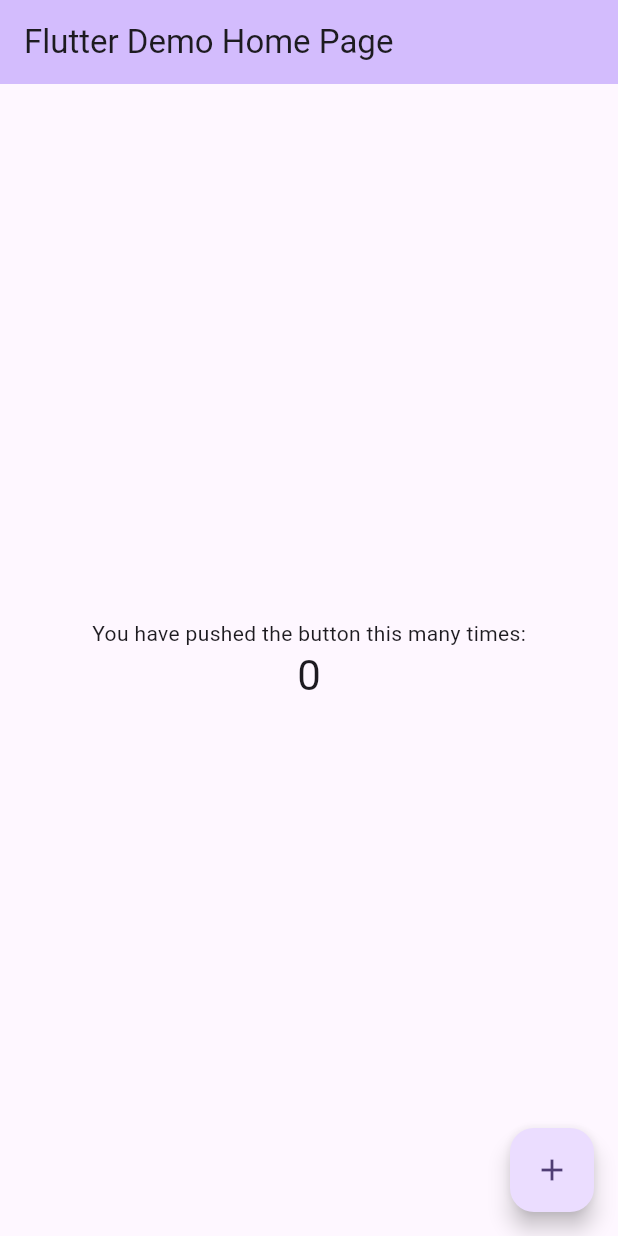
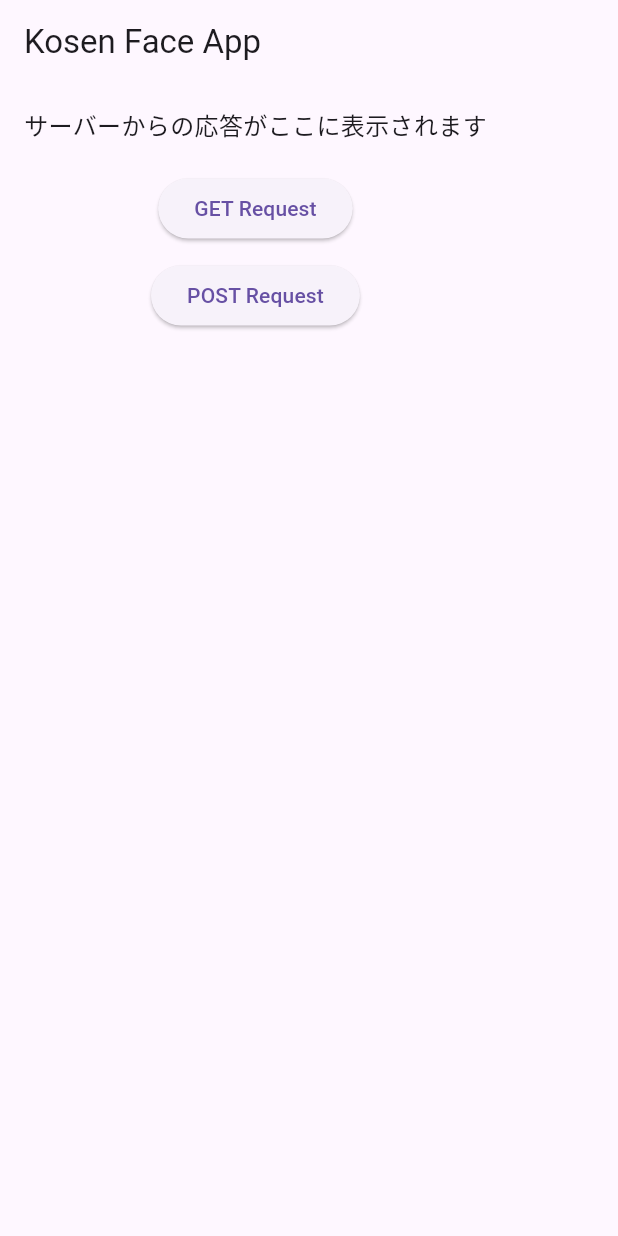
Before and after one commit to t1fakerfun/kosen_face, a Flutter app: the screen it shows after launch, on a phone screen of 412 x 824 dp. Run offline on Flutter 3.47's test engine with Material 3 defaults, Android fonts, the light colour scheme and no system bars.

Commit message:
mainの作成

```diff
--- a/kosen_face_flutter/lib/main.dart
+++ b/kosen_face_flutter/lib/main.dart
@@ -1,122 +1,75 @@
 import 'package:flutter/material.dart';
+import 'package:http/http.dart' as http;
+
 
 void main() {
-  runApp(const MyApp());
+  runApp(MyApp());
 }
 
-class MyApp extends StatelessWidget {
-  const MyApp({super.key});
-
-  // This widget is the root of your application.
+class MyApp extends StatelessWidget{
+  const MyApp({Key? key}) : super (key: key);
   @override
-  Widget build(BuildContext context) {
+  Widget build(BuildContext context){
     return MaterialApp(
-      title: 'Flutter Demo',
+      title: 'Kosen Face App',
       theme: ThemeData(
-        // This is the theme of your application.
-        //
-        // TRY THIS: Try running your application with "flutter run". You'll see
-        // the application has a purple toolbar. Then, without quitting the app,
-        // try changing the seedColor in the colorScheme below to Colors.green
-        // and then invoke "hot reload" (save your changes or press the "hot
-        // reload" button in a Flutter-supported IDE, or press "r" if you used
-        // the command line to start the app).
-        //
-        // Notice that the counter didn't reset back to zero; the application
-        // state is not lost during the reload. To reset the state, use hot
-        // restart instead.
-        //
-        // This works for code too, not just values: Most code changes can be
-        // tested with just a hot reload.
-        colorScheme: ColorScheme.fromSeed(seedColor: Colors.deepPurple),
+        primarySwatch: Colors.blue,
       ),
-      home: const MyHomePage(title: 'Flutter Demo Home Page'),
+      home:  MyHomePage(),
     );
   }
 }
 
 class MyHomePage extends StatefulWidget {
-  const MyHomePage({super.key, required this.title});
-
-  // This widget is the home page of your application. It is stateful, meaning
-  // that it has a State object (defined below) that contains fields that affect
-  // how it looks.
-
-  // This class is the configuration for the state. It holds the values (in this
-  // case the title) provided by the parent (in this case the App widget) and
-  // used by the build method of the State. Fields in a Widget subclass are
-  // always marked "final".
-
-  final String title;
-
   @override
-  State<MyHomePage> createState() => _MyHomePageState();
+  _MyHomePageState createState() => _MyHomePageState();
 }
 
 class _MyHomePageState extends State<MyHomePage> {
-  int _counter = 0;
+  String _responseText = 'サーバーからの応答がここに表示されます';
 
-  void _incrementCounter() {
+  Future<void> _sendRequest() async {
+    final url = Uri.parse('http://localhost:8000');
+    final response = await http.get(url);
     setState(() {
-      // This call to setState tells the Flutter framework that something has
-      // changed in this State, which causes it to rerun the build method below
-      // so that the display can reflect the updated values. If we changed
-      // _counter without calling setState(), then the build method would not be
-      // called again, and so nothing would appear to happen.
-      _counter++;
+      _responseText = response.body;
     });
   }
 
+  Future<void> _sendPostRequest() async {
+    final url = Uri.parse('http://localhost:8000');
+    final response = await http.post(url, body: {'key': 'value'});
+    setState(() {
+      _responseText = response.body;
+    });
+  }
   @override
   Widget build(BuildContext context) {
-    // This method is rerun every time setState is called, for instance as done
-    // by the _incrementCounter method above.
-    //
-    // The Flutter framework has been optimized to make rerunning build methods
-    // fast, so that you can just rebuild anything that needs updating rather
-    // than having to individually change instances of widgets.
     return Scaffold(
       appBar: AppBar(
-        // TRY THIS: Try changing the color here to a specific color (to
-        // Colors.amber, perhaps?) and trigger a hot reload to see the AppBar
-        // change color while the other colors stay the same.
-        backgroundColor: Theme.of(context).colorScheme.inversePrimary,
-        // Here we take the value from the MyHomePage object that was created by
-        // the App.build method, and use it to set our appbar title.
-        title: Text(widget.title),
+        title: Text('Kosen Face App'),
       ),
-      body: Center(
-        // Center is a layout widget. It takes a single child and positions it
-        // in the middle of the parent.
+      body: Padding(
+        padding: EdgeInsets.all(16.0),
         child: Column(
-          // Column is also a layout widget. It takes a list of children and
-          // arranges them vertically. By default, it sizes itself to fit its
-          // children horizontally, and tries to be as tall as its parent.
-          //
-          // Column has various properties to control how it sizes itself and
-          // how it positions its children. Here we use mainAxisAlignment to
-          // center the children vertically; the main axis here is the vertical
-          // axis because Columns are vertical (the cross axis would be
-          // horizontal).
-          //
-          // TRY THIS: Invoke "debug painting" (choose the "Toggle Debug Paint"
-          // action in the IDE, or press "p" in the console), to see the
-          // wireframe for each widget.
-          mainAxisAlignment: MainAxisAlignment.center,
-          children: <Widget>[
-            const Text('You have pushed the button this many times:'),
+          children: [
             Text(
-              '$_counter',
-              style: Theme.of(context).textTheme.headlineMedium,
+              _responseText,
+              style: TextStyle(fontSize: 16),
+            ),
+            SizedBox(height: 20),
+            ElevatedButton(
+              onPressed: _sendRequest,
+              child: Text('GET Request'),
+            ),
+            SizedBox(height: 10),
+            ElevatedButton(
+              onPressed: _sendPostRequest,
+              child: Text('POST Request'),
             ),
           ],
         ),
       ),
-      floatingActionButton: FloatingActionButton(
-        onPressed: _incrementCounter,
-        tooltip: 'Increment',
-        child: const Icon(Icons.add),
-      ), // This trailing comma makes auto-formatting nicer for build methods.
     );
   }
 }
--- a/kosen_face_flutter/lib/server.dart
+++ /dev/null
@@ -1 +0,0 @@
-#pythonサーバにリクエストを送信します。
--- a/kosen_face_flutter/pubspec.yaml
+++ b/kosen_face_flutter/pubspec.yaml
@@ -2,7 +2,7 @@ name: kosen_face_flutter
 description: "A new Flutter project."
 # The following line prevents the package from being accidentally published to
 # pub.dev using `flutter pub publish`. This is preferred for private packages.
-publish_to: 'none' # Remove this line if you wish to publish to pub.dev
+publish_to: "none" # Remove this line if you wish to publish to pub.dev
 
 # The following defines the version and build number for your application.
 # A version number is three numbers separated by dots, like 1.2.43
@@ -30,7 +30,7 @@ environment:
 dependencies:
   flutter:
     sdk: flutter
-
+  http: ^1.1.0
   # The following adds the Cupertino Icons font to your application.
   # Use with the CupertinoIcons class for iOS style icons.
   cupertino_icons: ^1.0.8
@@ -51,7 +51,6 @@ dev_dependencies:
 
 # The following section is specific to Flutter packages.
 flutter:
-
   # The following line ensures that the Material Icons font is
   # included with your application, so that you can use the icons in
   # the material Icons class.
```
Also changed, not shown: kosen_face_flutter/pubspec.lock.
